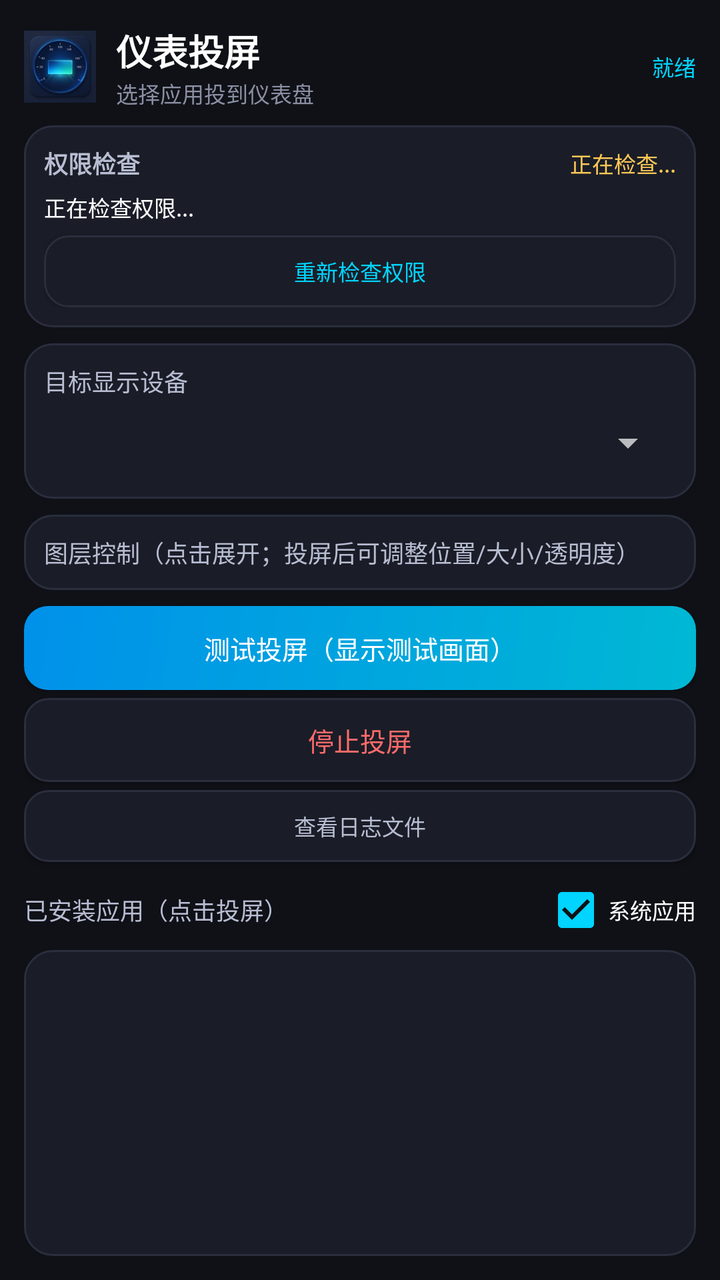
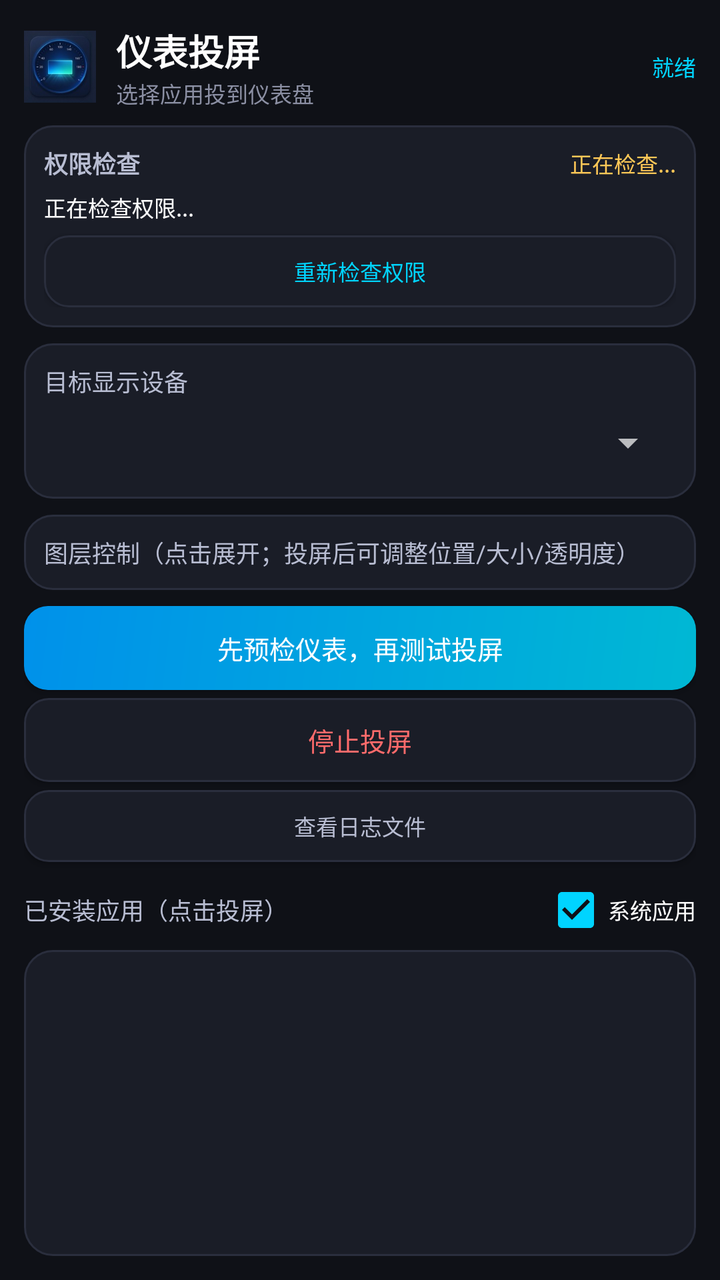

An Android layout rendered at two revisions. The XML below is the earlier revision; the diff shows what the commit changed to produce the second picture.
<!-- AndroidManifest.xml: application theme AppTheme -->
<!-- res/layout/activity_main.xml -->
<?xml version="1.0" encoding="utf-8"?>
<LinearLayout xmlns:android="http://schemas.android.com/apk/res/android"
    android:layout_width="match_parent"
    android:layout_height="match_parent"
    android:background="#0F1117"
    android:orientation="vertical"
    android:padding="12dp">

    
    <LinearLayout
        android:layout_width="match_parent"
        android:layout_height="wrap_content"
        android:orientation="horizontal"
        android:gravity="center_vertical"
        android:layout_marginBottom="8dp">

        <ImageView
            android:layout_width="36dp"
            android:layout_height="36dp"
            android:src="@mipmap/ic_launcher"
            android:layout_marginEnd="10dp" />

        <LinearLayout
            android:layout_width="0dp"
            android:layout_height="wrap_content"
            android:layout_weight="1"
            android:orientation="vertical">

            <TextView
                android:layout_width="wrap_content"
                android:layout_height="wrap_content"
                android:text="仪表投屏"
                android:textColor="#FFFFFF"
                android:textSize="18sp"
                android:textStyle="bold" />

            <TextView
                android:layout_width="wrap_content"
                android:layout_height="wrap_content"
                android:text="选择应用投到仪表盘"
                android:textColor="#8B8FA3"
                android:textSize="11sp" />
        </LinearLayout>

        <TextView
            android:id="@+id/statusText"
            android:layout_width="wrap_content"
            android:layout_height="wrap_content"
            android:layout_marginStart="10dp"
            android:ellipsize="end"
            android:maxWidth="190dp"
            android:singleLine="true"
            android:text="就绪"
            android:textColor="#00D4FF"
            android:textSize="11sp" />
    </LinearLayout>

    
    <LinearLayout
        android:id="@+id/permissionCard"
        android:layout_width="match_parent"
        android:layout_height="wrap_content"
        android:orientation="vertical"
        android:background="@drawable/card_bg"
        android:padding="10dp"
        android:layout_marginBottom="8dp">

        <LinearLayout
            android:layout_width="match_parent"
            android:layout_height="wrap_content"
            android:orientation="horizontal"
            android:gravity="center_vertical">

            <TextView
                android:layout_width="0dp"
                android:layout_height="wrap_content"
                android:layout_weight="1"
                android:text="权限检查"
                android:textColor="#B8BDD2"
                android:textSize="12sp"
                android:textStyle="bold" />

            <TextView
                android:id="@+id/permissionSummaryText"
                android:layout_width="wrap_content"
                android:layout_height="wrap_content"
                android:ellipsize="end"
                android:maxWidth="220dp"
                android:singleLine="true"
                android:text="正在检查..."
                android:textColor="#FFC857"
                android:textSize="11sp" />
        </LinearLayout>

        <TextView
            android:id="@+id/permissionStatusText"
            android:layout_width="match_parent"
            android:layout_height="wrap_content"
            android:layout_marginTop="5dp"
            android:lineSpacingExtra="1dp"
            android:text="正在检查权限..."
            android:textColor="#FFFFFF"
            android:textSize="11sp" />

        <Button
            android:id="@+id/permissionButton"
            android:layout_width="match_parent"
            android:layout_height="36dp"
            android:layout_marginTop="6dp"
            android:background="@drawable/btn_secondary"
            android:minHeight="36dp"
            android:paddingStart="4dp"
            android:paddingEnd="4dp"
            android:text="重新检查权限"
            android:textColor="#00D4FF"
            android:textSize="11sp" />
    </LinearLayout>

    
    <LinearLayout
        android:layout_width="match_parent"
        android:layout_height="wrap_content"
        android:orientation="vertical"
        android:background="@drawable/card_bg"
        android:padding="10dp"
        android:layout_marginBottom="8dp">

        <TextView
            android:layout_width="wrap_content"
            android:layout_height="wrap_content"
            android:text="目标显示设备"
            android:textColor="#B8BDD2"
            android:textSize="12sp"
            android:layout_marginBottom="4dp" />

        <Spinner
            android:id="@+id/displaySpinner"
            android:layout_width="match_parent"
            android:layout_height="36dp" />
    </LinearLayout>

    
    <LinearLayout
        android:id="@+id/controlCard"
        android:layout_width="match_parent"
        android:layout_height="wrap_content"
        android:orientation="vertical"
        android:clickable="true"
        android:focusable="true"
        android:background="@drawable/card_bg"
        android:padding="10dp"
        android:layout_marginBottom="8dp">

        <TextView
            android:layout_width="wrap_content"
            android:layout_height="wrap_content"
            android:text="图层控制（点击展开；投屏后可调整位置/大小/透明度）"
            android:textColor="#B8BDD2"
            android:textSize="12sp" />

        <LinearLayout
            android:id="@+id/controlsContent"
            android:layout_width="match_parent"
            android:layout_height="wrap_content"
            android:orientation="vertical"
            android:layout_marginTop="4dp"
            android:visibility="gone">

        <TextView android:layout_width="wrap_content" android:layout_height="wrap_content"
            android:text="水平位置 X" android:textColor="#FFFFFF" android:textSize="11sp" />
        <SeekBar android:id="@+id/seekX" android:layout_width="match_parent"
            android:layout_height="30dp" android:minHeight="24dp" android:max="100" android:progress="25" />

        <TextView android:layout_width="wrap_content" android:layout_height="wrap_content"
            android:text="垂直位置 Y" android:textColor="#FFFFFF" android:textSize="11sp" />
        <SeekBar android:id="@+id/seekY" android:layout_width="match_parent"
            android:layout_height="30dp" android:minHeight="24dp" android:max="100" android:progress="25" />

        <TextView android:layout_width="wrap_content" android:layout_height="wrap_content"
            android:text="宽度" android:textColor="#FFFFFF" android:textSize="11sp" />
        <SeekBar android:id="@+id/seekW" android:layout_width="match_parent"
            android:layout_height="30dp" android:minHeight="24dp" android:max="100" android:progress="50" />

        <TextView android:layout_width="wrap_content" android:layout_height="wrap_content"
            android:text="高度" android:textColor="#FFFFFF" android:textSize="11sp" />
        <SeekBar android:id="@+id/seekH" android:layout_width="match_parent"
            android:layout_height="30dp" android:minHeight="24dp" android:max="100" android:progress="50" />

        <TextView android:layout_width="wrap_content" android:layout_height="wrap_content"
            android:text="透明度" android:textColor="#FFFFFF" android:textSize="11sp" />
        <SeekBar android:id="@+id/seekAlpha" android:layout_width="match_parent"
            android:layout_height="30dp" android:minHeight="24dp" android:max="100" android:progress="100" />
        </LinearLayout>
    </LinearLayout>

    
    <Button
        android:id="@+id/testBtn"
        android:layout_width="match_parent"
        android:layout_height="42dp"
        android:minHeight="42dp"
        android:text="测试投屏（显示测试画面）"
        android:textSize="13sp"
        android:textColor="#FFFFFF"
        android:background="@drawable/btn_primary"
        android:layout_marginBottom="4dp" />

    <Button
        android:id="@+id/stopBtn"
        android:layout_width="match_parent"
        android:layout_height="42dp"
        android:minHeight="42dp"
        android:text="停止投屏"
        android:textSize="13sp"
        android:textColor="#FF6B6B"
        android:background="@drawable/btn_secondary"
        android:layout_marginBottom="4dp" />

    <Button
        android:id="@+id/logBtn"
        android:layout_width="match_parent"
        android:layout_height="36dp"
        android:minHeight="36dp"
        android:text="查看日志文件"
        android:textSize="11sp"
        android:textColor="#B8BDD2"
        android:background="@drawable/btn_secondary"
        android:layout_marginBottom="8dp" />

    
    <LinearLayout
        android:layout_width="match_parent"
        android:layout_height="wrap_content"
        android:orientation="horizontal"
        android:gravity="center_vertical"
        android:layout_marginBottom="4dp">

        <TextView
            android:layout_width="0dp"
            android:layout_height="wrap_content"
            android:layout_weight="1"
            android:text="已安装应用（点击投屏）"
            android:textColor="#B8BDD2"
            android:textSize="12sp" />

        <CheckBox
            android:id="@+id/showSystemAppsCheck"
            android:layout_width="wrap_content"
            android:layout_height="32dp"
            android:checked="true"
            android:buttonTint="#00D4FF"
            android:text="系统应用"
            android:textColor="#FFFFFF"
            android:textSize="11sp" />
    </LinearLayout>

    
    <ListView
        android:id="@+id/appList"
        android:layout_width="match_parent"
        android:layout_height="0dp"
        android:layout_weight="1"
        android:background="@drawable/card_bg"
        android:divider="#2A2E3D"
        android:dividerHeight="1dp" />

    <TextView
        android:id="@+id/emptyAppList"
        android:layout_width="match_parent"
        android:layout_height="0dp"
        android:layout_weight="1"
        android:background="@drawable/card_bg"
        android:gravity="center"
        android:padding="16dp"
        android:text="未获取到可启动应用。

如果是手机系统，请在系统设置里允许本应用“获取应用列表”；
FX11 车机如出现该提示，请检查 QUERY_ALL_PACKAGES/包可见性策略。"
        android:textColor="#8B8FA3"
        android:textSize="12sp"
        android:visibility="gone" />

</LinearLayout>
<!-- resources referenced by this layout -->
<resources>
  <!-- drawable btn_primary (drawable) -->
  <?xml version="1.0" encoding="utf-8"?>
  <shape xmlns:android="http://schemas.android.com/apk/res/android"
      android:shape="rectangle">
      <gradient
          android:startColor="#00B8D4"
          android:endColor="#0091EA"
          android:angle="135" />
      <corners android:radius="12dp" />
  </shape>
  <!-- drawable btn_secondary (drawable) -->
  <?xml version="1.0" encoding="utf-8"?>
  <shape xmlns:android="http://schemas.android.com/apk/res/android"
      android:shape="rectangle">
      <solid android:color="#1A1D27" />
      <corners android:radius="12dp" />
      <stroke android:width="1dp" android:color="#2A2E3D" />
  </shape>
  <!-- drawable card_bg (drawable) -->
  <?xml version="1.0" encoding="utf-8"?>
  <shape xmlns:android="http://schemas.android.com/apk/res/android"
      android:shape="rectangle">
      <solid android:color="#1A1D27" />
      <corners android:radius="14dp" />
      <stroke android:width="1dp" android:color="#2A2E3D" />
  </shape>
  <!-- mipmap ic_launcher: png bitmap (mipmap-hdpi, 2421 bytes) -->
  <style name="AppTheme" parent="android:Theme.Material.NoActionBar">
          <item name="android:windowBackground">#0F1117</item>
          <item name="android:statusBarColor">#0F1117</item>
          <item name="android:colorAccent">#00D4FF</item>
      </style>
</resources>

<!-- the commit's change to res/layout/activity_main.xml (unified diff, before → after) -->
@@ -199,7 +199,7 @@
         android:layout_width="match_parent"
         android:layout_height="42dp"
         android:minHeight="42dp"
-        android:text="测试投屏（显示测试画面）"
+        android:text="先预检仪表，再测试投屏"
         android:textSize="13sp"
         android:textColor="#FFFFFF"
         android:background="@drawable/btn_primary"
